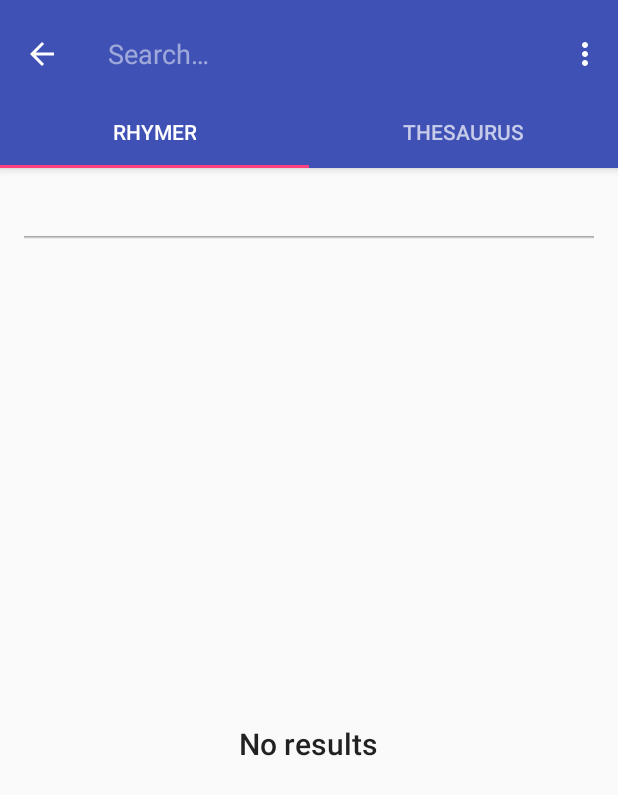
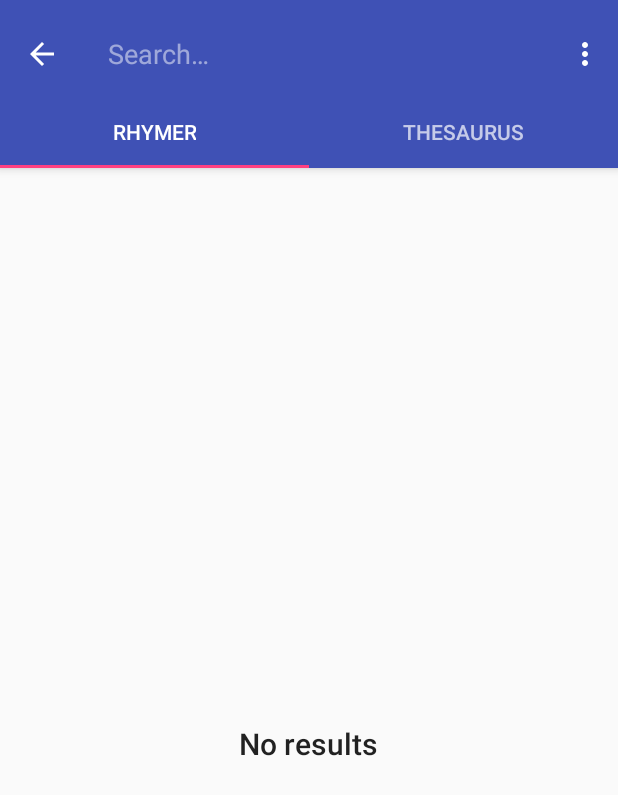
Before and after one commit to caarmen/poet-assistant, an Android app: the screen it shows after launch (MainActivity), after a tap on "Search", on a phone screen of 412 x 824 dp. Shown: the top 795 px of the screen. Run offline under Robolectric (Android 15) with nearby library versions, the phone set to English and light mode, and no system bars; pictures from the network do not load; 5 statements that could not run were skipped.

Commit message:
Remove the list header when there are no results

```diff
--- a/app/src/main/java/ca/rmen/android/poetassistant/main/ResultListFragment.java
+++ b/app/src/main/java/ca/rmen/android/poetassistant/main/ResultListFragment.java
@@ -44,6 +44,7 @@ public class ResultListFragment extends ListFragment implements LoaderManager.Lo
     private ResultListAdapter mAdapter;
     private Dictionary mDictionary;
     private TextView mListHeaderView;
+    private View mDivider;
 
 
     public static ResultListFragment newInstance(Dictionary dictionary, @Nullable String initialQuery) {
@@ -62,6 +63,7 @@ public class ResultListFragment extends ListFragment implements LoaderManager.Lo
         mDictionary = (Dictionary) getArguments().getSerializable(EXTRA_DICTIONARY);
         View view = inflater.inflate(R.layout.fragment_main, container, false);
         mListHeaderView = (TextView) view.findViewById(R.id.tv_list_header);
+        mDivider = view.findViewById(R.id.divider);
         if (savedInstanceState != null) {
             String query = savedInstanceState.getString(EXTRA_QUERY);
             mListHeaderView.setText(query);
@@ -110,6 +112,9 @@ public class ResultListFragment extends ListFragment implements LoaderManager.Lo
     public void onLoadFinished(Loader<List<ResultListEntry>> loader, List<ResultListEntry> data) {
         Log.d(TAG, "onLoadFinished() called with: " + "loader = [" + loader + "], data = [" + data + "]");
         mAdapter.setData(data);
+        int headerVisible = mAdapter.getCount() > 0? View.VISIBLE : View.GONE;
+        mListHeaderView.setVisibility(headerVisible);
+        mDivider.setVisibility(headerVisible);
     }
 
     @Override
--- a/app/src/main/res/layout/fragment_main.xml
+++ b/app/src/main/res/layout/fragment_main.xml
@@ -49,6 +49,7 @@
             tools:text="Query" />
 
         <View
+            android:id="@+id/divider"
             android:layout_width="match_parent"
             android:layout_height="2dp"
             android:background="@drawable/shadow" />
```
